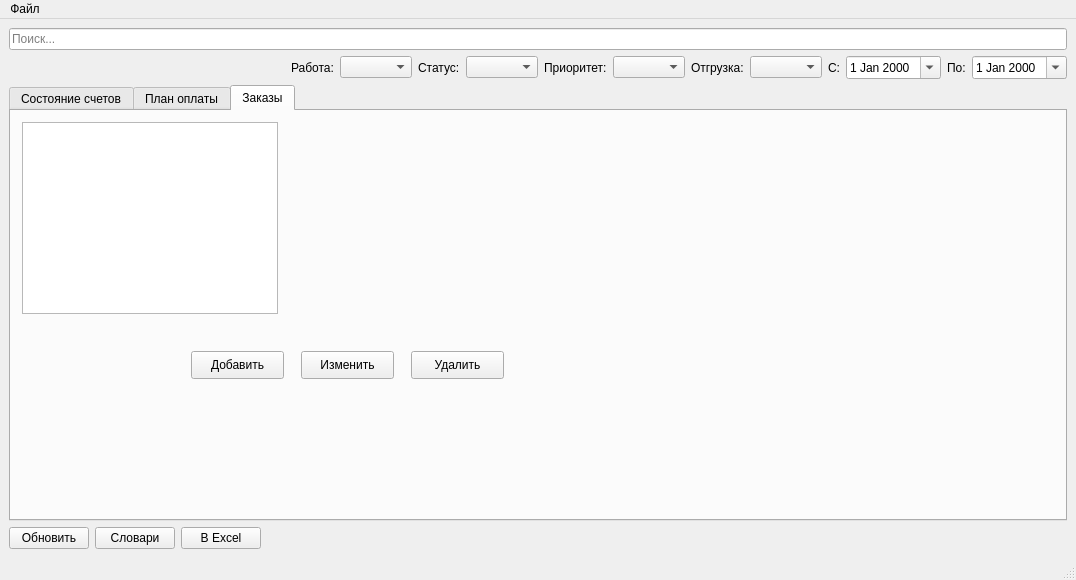
Qt form mainwindow.ui (igrekus/billplan) before a commit.
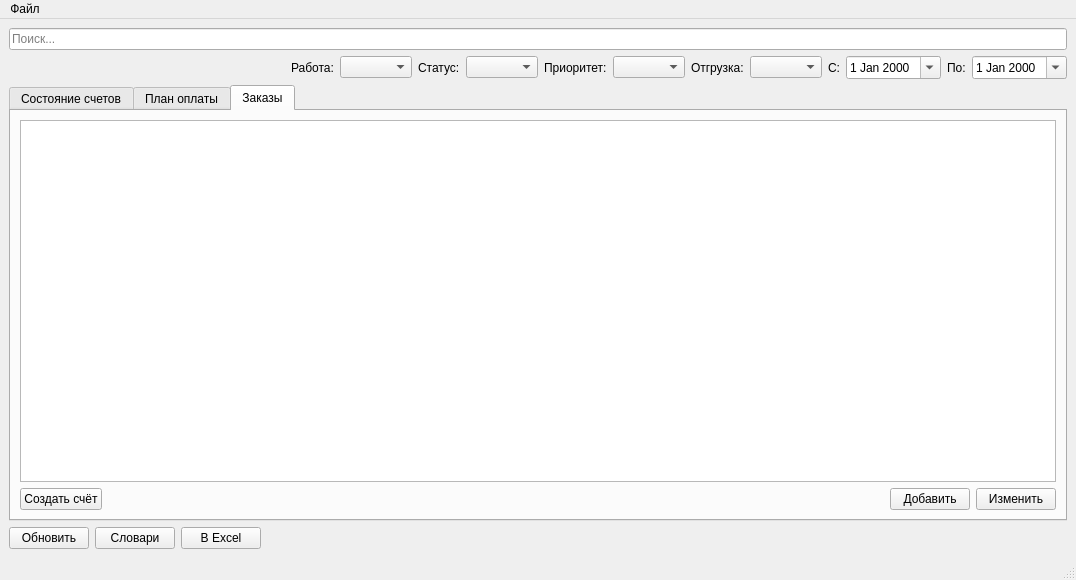
The same form after that commit. The open tabs and pages were chosen to show the change.

What changed in the file:
```diff
--- a/mainwindow.ui
+++ b/mainwindow.ui
@@ -272,55 +272,49 @@
        <attribute name="title">
         <string>Заказы</string>
        </attribute>
-       <widget class="QTableView" name="tableOrder">
-        <property name="geometry">
-         <rect>
-          <x>11</x>
-          <y>11</y>
-          <width>256</width>
-          <height>192</height>
-         </rect>
-        </property>
-       </widget>
-       <widget class="QPushButton" name="pushButton">
-        <property name="geometry">
-         <rect>
-          <x>180</x>
-          <y>240</y>
-          <width>93</width>
-          <height>28</height>
-         </rect>
-        </property>
+       <layout class="QVBoxLayout" name="verticalLayout_4">
+        <item>
+         <widget class="QTableView" name="tableOrder"/>
+        </item>
+        <item>
+         <layout class="QHBoxLayout" name="horizontalLayout_5">
+          <item>
+           <widget class="QPushButton" name="btnMakeBillFromOrder">
+            <property name="text">
+             <string>Создать счёт</string>
+            </property>
+           </widget>
+          </item>
+          <item>
+           <spacer name="horizontalSpacer_4">
+            <property name="orientation">
+             <enum>Qt::Horizontal</enum>
+            </property>
+            <property name="sizeHint" stdset="0">
+             <size>
+              <width>40</width>
+              <height>20</height>
+             </size>
+            </property>
+           </spacer>
+          </item>
+          <item>
+           <widget class="QPushButton" name="btnAddOrder">
         <property name="text">
          <string>Добавить</string>
         </property>
        </widget>
-       <widget class="QPushButton" name="pushButton_2">
-        <property name="geometry">
-         <rect>
-          <x>290</x>
-          <y>240</y>
-          <width>93</width>
-          <height>28</height>
-         </rect>
-        </property>
+          </item>
+          <item>
+           <widget class="QPushButton" name="btnEditOrder">
         <property name="text">
          <string>Изменить</string>
         </property>
        </widget>
-       <widget class="QPushButton" name="pushButton_3">
-        <property name="geometry">
-         <rect>
-          <x>400</x>
-          <y>240</y>
-          <width>93</width>
-          <height>28</height>
-         </rect>
-        </property>
-        <property name="text">
-         <string>Удалить</string>
-        </property>
-       </widget>
+          </item>
+         </layout>
+        </item>
+       </layout>
       </widget>
      </widget>
     </item>
```
Left out of the diff: 2 changed lines with no effect on the pictures. Lines whose indentation alone changed are shown as unchanged.
